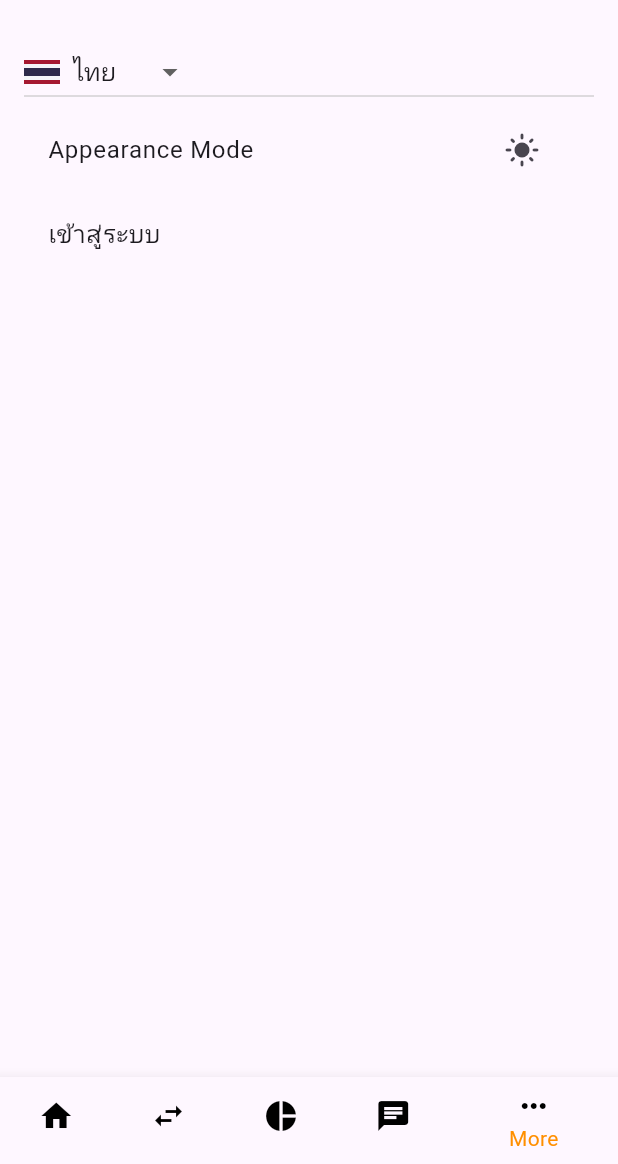
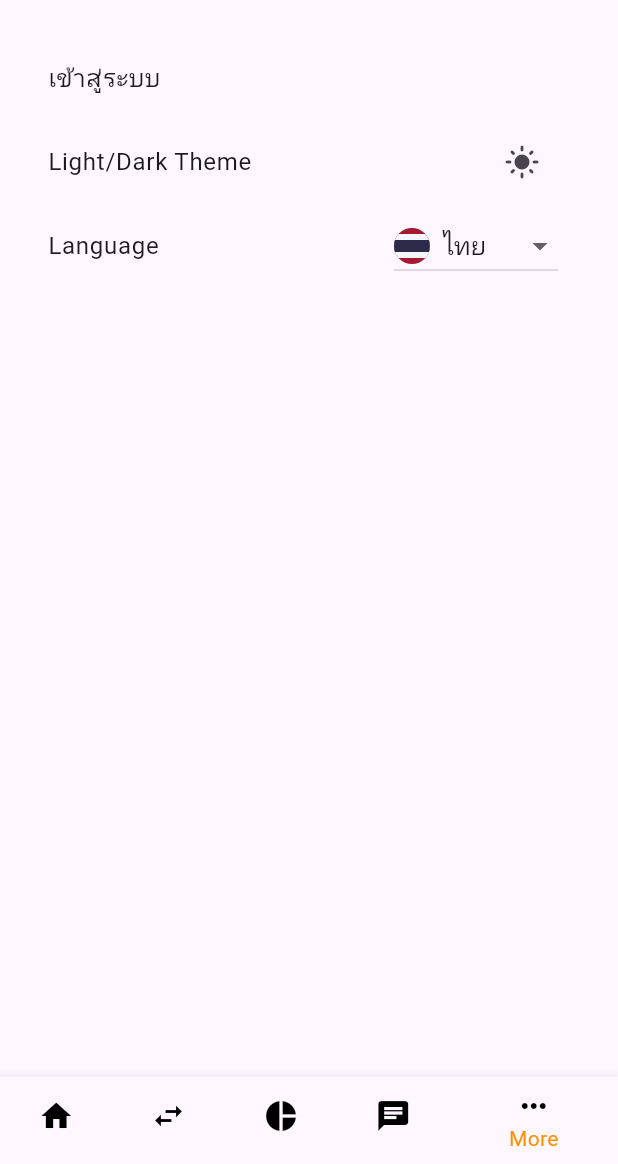
Before and after one commit to SmAaMyA/dart-flutter-template, a Flutter app: the screen it shows after launch, item 5 of the bottom bar chosen, on a phone screen of 412 x 824 dp, the part 72-1236 px from its top. Run offline on Flutter 3.47's test engine with Material 3 defaults, Android fonts, the phone set to English and light mode, and no system bars; our stand-ins replace flutter_svg.

Commit message:
Change flag to circle. Rename menu in more page.

```diff
--- a/lib/src/pages/more_page.dart
+++ b/lib/src/pages/more_page.dart
@@ -1,8 +1,8 @@
 import 'package:flutter/material.dart';
-import 'package:flutter_svg/flutter_svg.dart';
 import 'package:flutter_application_template/src/localization/app_localizations.dart';
 import 'package:flutter_application_template/src/settings/settings_controller.dart';
 import 'package:flutter/foundation.dart' show kIsWeb;
+import '../widgets/language_selector.dart';
 
 class MorePage extends StatelessWidget {
   final String selectedLanguage;
@@ -22,34 +22,15 @@ class MorePage extends StatelessWidget {
       padding: const EdgeInsets.all(16),
       children: [
         if (!kIsWeb)
-          DropdownButton<String>(
-            value: selectedLanguage,
-            onChanged: (String? newValue) {
-              if (newValue != null) {
-                onLanguageChanged(newValue);
-              }
+          ListTile(
+            title: Text(AppLocalizations.of(context).login),
+            onTap: () {
+              // Handle login action
             },
-            items: <String>['TH', 'EN', 'ZH']
-                .map<DropdownMenuItem<String>>((String value) {
-              return DropdownMenuItem<String>(
-                value: value,
-                child: Row(
-                  children: [
-                    SvgPicture.asset(
-                      'assets/images/flags/${value.toLowerCase()}.svg',
-                      width: 24,
-                      height: 24,
-                    ),
-                    const SizedBox(width: 8),
-                    Text(_getLanguageName(value)),
-                  ],
-                ),
-              );
-            }).toList(),
           ),
         if (!kIsWeb)
           ListTile(
-            title: Text('Appearance Mode'),
+            title: Text('Light/Dark Theme'),
             trailing: IconButton(
               icon: Icon(settingsController.themeMode == ThemeMode.light
                   ? Icons.dark_mode
@@ -65,24 +46,13 @@ class MorePage extends StatelessWidget {
           ),
         if (!kIsWeb)
           ListTile(
-            title: Text(AppLocalizations.of(context).login),
-            onTap: () {
-              // Handle login action
-            },
+            title: Text('Language'),
+            trailing: LanguageSelector(
+              selectedLanguage: selectedLanguage,
+              onLanguageChanged: onLanguageChanged,
+            ),
           ),
       ],
     );
   }
-
-  String _getLanguageName(String languageCode) {
-    switch (languageCode) {
-      case 'EN':
-        return 'English';
-      case 'ZH':
-        return '中文';
-      case 'TH':
-      default:
-        return 'ไทย';
-    }
-  }
 }
--- a/lib/src/widgets/language_selector.dart
+++ b/lib/src/widgets/language_selector.dart
@@ -25,11 +25,17 @@ class LanguageSelector extends StatelessWidget {
         return DropdownMenuItem<String>(
           value: value,
           child: Row(
+            mainAxisAlignment: MainAxisAlignment.start,
             children: [
-              SvgPicture.asset(
-                'assets/images/flags/${value.toLowerCase()}.svg',
-                width: 24,
-                height: 24,
+              ClipOval(
+                child: SizedBox(
+                  width: 24,
+                  height: 24,
+                  child: SvgPicture.asset(
+                    'assets/images/flags/${value.toLowerCase()}.svg',
+                    fit: BoxFit.cover,
+                  ),
+                ),
               ),
               const SizedBox(width: 8),
               Text(_getLanguageName(value)),
```
